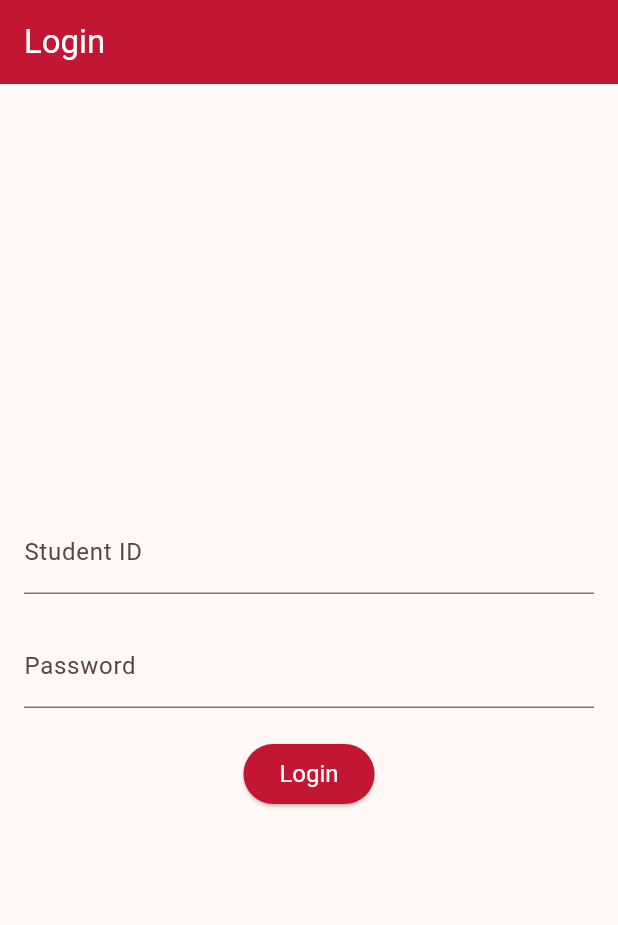
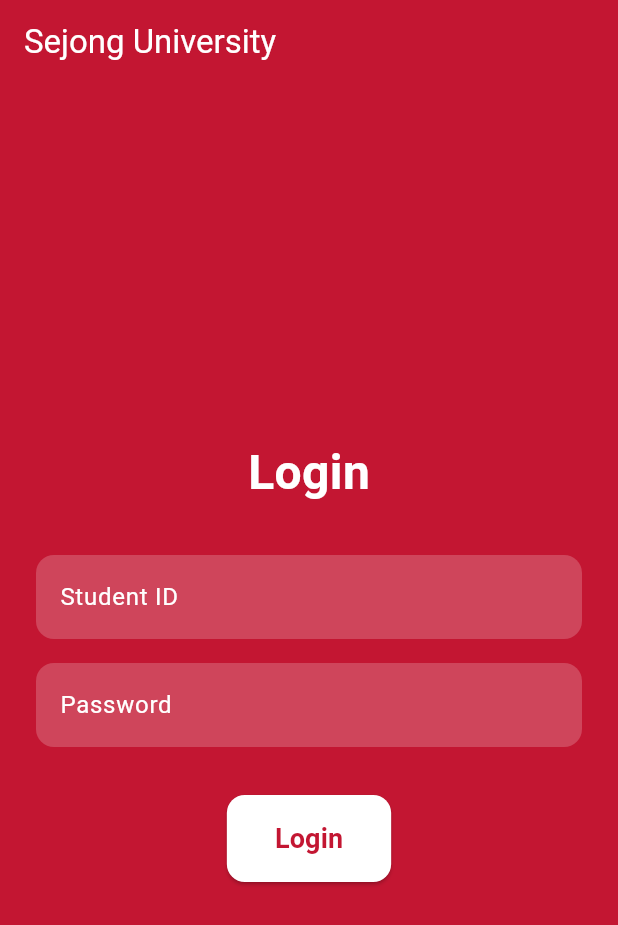
Before and after one commit to kingrangE/academic_festival_2024_2, a Flutter app: the screen it shows after launch, on a phone screen of 412 x 824 dp. Shown: the top 925 px of the screen. Run offline on Flutter 3.47's test engine with Material 3 defaults, Android fonts, the phone set to English and light mode, and no system bars; our stand-ins replace geolocator.

Commit message:
Update design for splash and login screens

```diff
--- a/seat_management_system/lib/screens/login_screen.dart
+++ b/seat_management_system/lib/screens/login_screen.dart
@@ -1,5 +1,5 @@
 import 'package:flutter/material.dart';
-import 'home_screen.dart'; // 로그인 성공 시 이동할 화면 import
+import 'home_screen.dart';
 
 class LoginScreen extends StatefulWidget {
   const LoginScreen({super.key});
@@ -13,18 +13,18 @@ class _LoginScreenState extends State<LoginScreen> {
   final TextEditingController _passwordController = TextEditingController();
 
   void _login() {
-    // 간단한 인증 로직 (서버 연동 또는 데이터베이스와의 연동 필요)
+    // Simple authentication logic (server or database integration required)
     final studentId = _studentIdController.text;
     final password = _passwordController.text;
 
     if (studentId == '21011702' && password == '10141116') {
-      // 학번과 비밀번호가 일치할 경우 메인 화면으로 이동 일단 내 생일 !
+      // Navigate to the main screen on successful login
       Navigator.pushReplacement(
         context,
         MaterialPageRoute(builder: (context) => const HomeScreen()),
       );
     } else {
-      // 인증 실패 시 경고 메시지 표시
+      // Display an error message on authentication failure
       ScaffoldMessenger.of(context).showSnackBar(
         const SnackBar(
           content: Text('Invalid Student ID or Password'),
@@ -37,42 +37,74 @@ class _LoginScreenState extends State<LoginScreen> {
   Widget build(BuildContext context) {
     return Scaffold(
       appBar: AppBar(
-        title: const Text('Login'),
-        backgroundColor: const Color.fromRGBO(195, 22, 50, 1.0),
+        title: const Text('Sejong University'),
+        backgroundColor: const Color(0xFFC31632), // Darker red color
         foregroundColor: Colors.white,
-
       ),
+      backgroundColor: const Color(0xFFC31632), // Darker red background color
       body: Padding(
-        padding: const EdgeInsets.all(16.0),
+        padding: const EdgeInsets.all(24.0),
         child: Column(
           mainAxisAlignment: MainAxisAlignment.center,
           children: [
+            const Text(
+              'Login',
+              style: TextStyle(
+                fontSize: 32.0,
+                fontWeight: FontWeight.bold,
+                color: Colors.white,
+              ),
+            ),
+            const SizedBox(height: 32.0),
             TextField(
               controller: _studentIdController,
-              decoration: const InputDecoration(
+              decoration: InputDecoration(
                 labelText: 'Student ID',
+                labelStyle: const TextStyle(color: Colors.white),
+                filled: true,
+                fillColor: Colors.white.withOpacity(0.2),
+                border: OutlineInputBorder(
+                  borderRadius: BorderRadius.circular(12.0),
+                  borderSide: BorderSide.none,
+                ),
               ),
+              style: const TextStyle(color: Colors.white),
               keyboardType: TextInputType.number,
             ),
-            const SizedBox(height: 20),
+            const SizedBox(height: 16.0),
             TextField(
               controller: _passwordController,
-              decoration: const InputDecoration(
+              decoration: InputDecoration(
                 labelText: 'Password',
+                labelStyle: const TextStyle(color: Colors.white),
+                filled: true,
+                fillColor: Colors.white.withOpacity(0.2),
+                border: OutlineInputBorder(
+                  borderRadius: BorderRadius.circular(12.0),
+                  borderSide: BorderSide.none,
+                ),
               ),
+              style: const TextStyle(color: Colors.white),
               obscureText: true,
             ),
-            const SizedBox(height: 20),
+            const SizedBox(height: 32.0),
             ElevatedButton(
               onPressed: _login,
               style: ElevatedButton.styleFrom(
-                backgroundColor: const Color.fromRGBO(195, 22, 50, 1.0),
-                foregroundColor: Colors.white, // Login 텍스트 색상 화이트로 설정
-                textStyle: const TextStyle(
-                  fontSize: 16.0, //텍스트 크기 설정 (필요 시)
-                )
+                backgroundColor: Colors.white,
+                foregroundColor: const Color(0xFFC31632), // Dark red color for the text
+                padding: const EdgeInsets.symmetric(horizontal: 32.0, vertical: 16.0),
+                shape: RoundedRectangleBorder(
+                  borderRadius: BorderRadius.circular(12.0),
+                ),
               ),
-              child: const Text('Login'),
+              child: const Text(
+                'Login',
+                style: TextStyle(
+                  fontSize: 18.0,
+                  fontWeight: FontWeight.bold,
+                ),
+              ),
             ),
           ],
         ),
--- a/seat_management_system/lib/screens/splash_screen.dart
+++ b/seat_management_system/lib/screens/splash_screen.dart
@@ -57,7 +57,7 @@ class _SplashScreenState extends State<SplashScreen>
   @override
   Widget build(BuildContext context) {
     return Scaffold(
-      backgroundColor: const Color(0xFF1C1C1C), // Darker background color
+      backgroundColor: const Color(0xFFC31632), // Sejong University red color
       body: Center(
         child: Column(
           mainAxisAlignment: MainAxisAlignment.center,
@@ -69,9 +69,10 @@ class _SplashScreenState extends State<SplashScreen>
                 'lib/assets/images/sejong_logo.png',
                 width: 180,
                 height: 180,
+                color: Colors.white, // Make the logo white
               ),
             ),
-            const SizedBox(height: 16),
+            const SizedBox(height: 24),
             FadeTransition(
               opacity: _fadeInText,
               child: const Text(
@@ -90,11 +91,11 @@ class _SplashScreenState extends State<SplashScreen>
                 'Sejong University',
                 style: TextStyle(
                   fontSize: 18,
-                  color: Colors.grey,
+                  color: Colors.white70,
                 ),
               ),
             ),
-            const SizedBox(height: 16),
+            const SizedBox(height: 24),
             const CircularProgressIndicator(
               valueColor: AlwaysStoppedAnimation<Color>(Colors.white),
             ),
```
